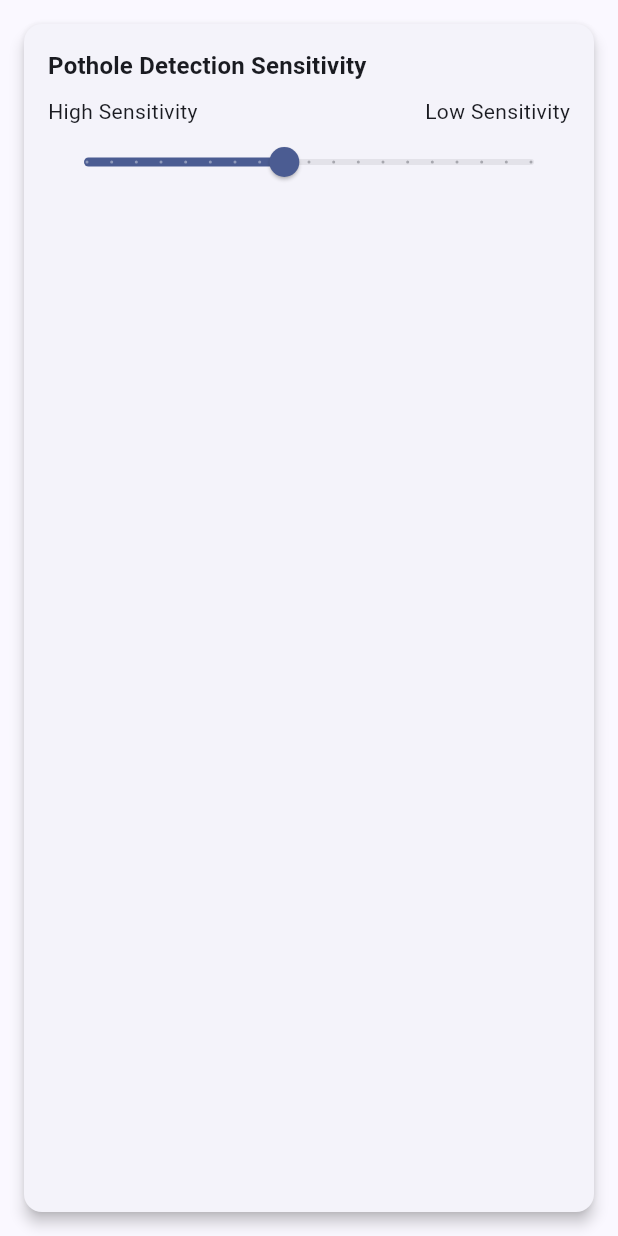
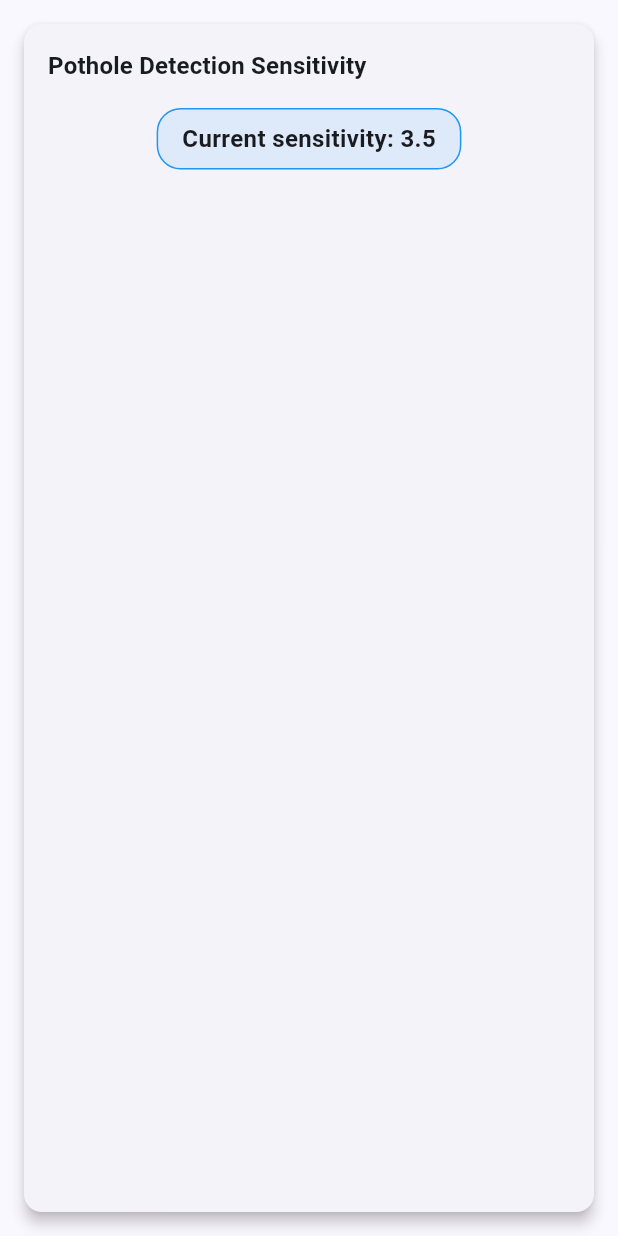
Before and after one commit to matejrupnik/breakpoint, a Flutter app: the SensitivityControl widget shown alone on an empty page, opened directly, on a phone screen of 412 x 824 dp. Run offline on Flutter 3.47's test engine with Material 3 defaults, Android fonts, the phone set to English and light mode, and no system bars; our stand-ins replace fl_chart, geolocator, sensors_plus.

Commit message:
feat: update flutter design

```diff
--- a/breakpoint_mobile/lib/providers/accelerometer_provider.dart
+++ b/breakpoint_mobile/lib/providers/accelerometer_provider.dart
@@ -21,14 +21,11 @@ class AccelerometerProvider with ChangeNotifier {
 
   // Pothole detection threshold (in m/s²)
   // Significant vertical acceleration change indicates a pothole
-  double _potholeThreshold = 5.0;
+  // Hard-coded to 3.5 as requested
+  final double _potholeThreshold = 3.5;
 
-  // Getter and setter for pothole threshold
+  // Getter for pothole threshold (setter removed as value is now fixed)
   double get potholeThreshold => _potholeThreshold;
-  set potholeThreshold(double value) {
-    _potholeThreshold = value;
-    notifyListeners();
-  }
 
   // Flag to track if a pothole was detected
   bool _potholeDetected = false;
--- a/breakpoint_mobile/lib/widgets/sensitivity_control.dart
+++ b/breakpoint_mobile/lib/widgets/sensitivity_control.dart
@@ -23,23 +23,26 @@ class SensitivityControl extends StatelessWidget {
                     fontWeight: FontWeight.bold,
                   ),
                 ),
-                const SizedBox(height: 8),
-                Row(
-                  children: const [
-                    Text('High Sensitivity'),
-                    Spacer(),
-                    Text('Low Sensitivity'),
-                  ],
-                ),
-                Slider(
-                  value: provider.potholeThreshold,
-                  min: 1.0,
-                  max: 10.0,
-                  divisions: 18,
-                  label: provider.potholeThreshold.toStringAsFixed(1),
-                  onChanged: (value) {
-                    provider.potholeThreshold = value;
-                  },
+                const SizedBox(height: 16),
+                Center(
+                  child: Container(
+                    padding: const EdgeInsets.symmetric(
+                      horizontal: 16,
+                      vertical: 8,
+                    ),
+                    decoration: BoxDecoration(
+                      color: Colors.blue.withOpacity(0.1),
+                      borderRadius: BorderRadius.circular(16),
+                      border: Border.all(color: Colors.blue),
+                    ),
+                    child: Text(
+                      'Current sensitivity: ${provider.potholeThreshold.toStringAsFixed(1)}',
+                      style: const TextStyle(
+                        fontWeight: FontWeight.bold,
+                        fontSize: 16,
+                      ),
+                    ),
+                  ),
                 ),
               ],
             ),
```
Also changed, not shown: breakpoint_mobile/lib/providers/road_surface_provider.dart (+5 -13 lines), breakpoint_mobile/lib/screens/home_screen.dart (+0 -8 lines).
